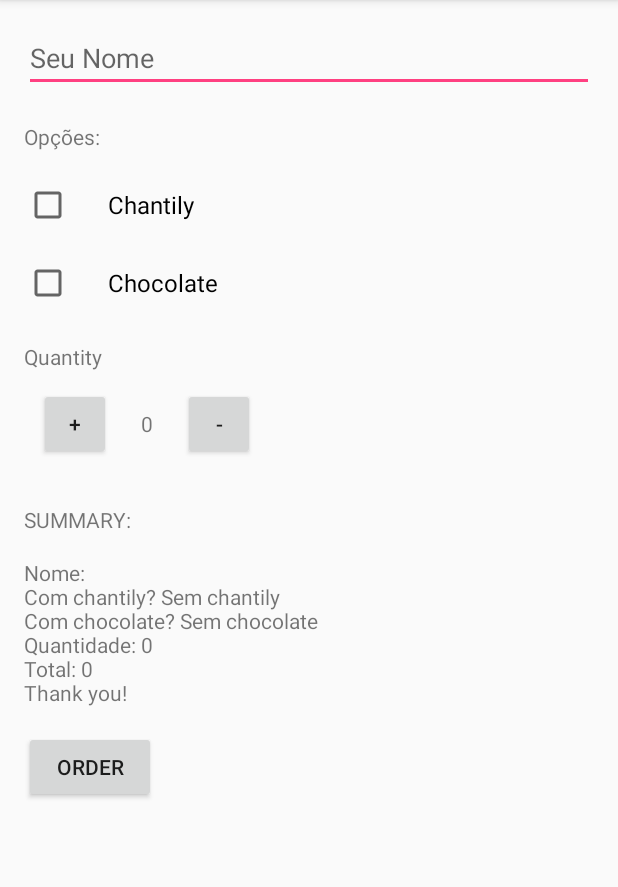
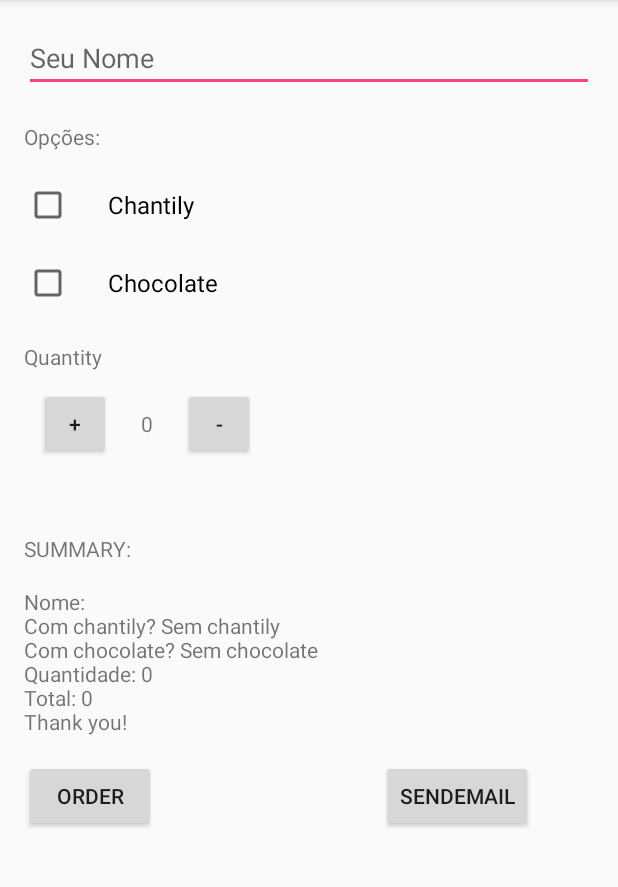
Before and after one commit to arrthur/androidstudyjams, an Android app: the screen it shows after launch (MainActivity), after a tap on "ORDER", on a phone screen of 412 x 824 dp, the part 84-971 px from its top. Run offline under Robolectric (Android 15) with nearby library versions, the phone set to English and light mode, and no system bars; 4 statements that could not run were skipped.

Commit message:
email intent and others

```diff
--- a/MyApplication/app/src/main/java/com/example/adminjta/myapplication/MainActivity.java
+++ b/MyApplication/app/src/main/java/com/example/adminjta/myapplication/MainActivity.java
@@ -1,4 +1,5 @@
 package com.example.adminjta.myapplication;
+import android.content.Intent;
 import android.net.Uri;
 import android.os.Bundle;
 import android.support.v7.app.ActionBarActivity;
@@ -7,6 +8,7 @@ import android.view.View;
 import android.widget.CheckBox;
 import android.widget.EditText;
 import android.widget.TextView;
+import android.widget.Toast;
 
 import com.google.android.gms.appindexing.Action;
 import com.google.android.gms.appindexing.AppIndex;
@@ -19,7 +21,10 @@ import java.text.NumberFormat;
  */
 public class MainActivity extends ActionBarActivity {
     int quantity = 0;
-    int price = 0;
+    int price_coffe = 5;
+    int price_total = 0;
+    int price_chocolate = 5;
+    int price_chantily = 2;
     String ptChocolate = "";
     String ptChantily = "";
     String urName = "";
@@ -53,25 +58,53 @@ public class MainActivity extends ActionBarActivity {
 
     }
 
+    public void sendEmail(View view){
+        Intent intent = new Intent(Intent.ACTION_SENDTO);
+
+        intent.setData(Uri.parse("mailto: arrthurxd@hotmail.com")); // only email apps should handle this
+        intent.putExtra(Intent.EXTRA_TEXT, createOrderSummary());
+        if (intent.resolveActivity(getPackageManager()) != null) {
+            startActivity(intent);
+        }
+
+    }
+
     public void SetCheckBoxs(View view){
         CheckBox chantily = (CheckBox) findViewById(R.id.chantily);
         CheckBox chocolate = (CheckBox) findViewById(R.id.chocolate);
         boolean hasChantily = chantily.isChecked();
         boolean hasChocolate = chocolate.isChecked();
+
+
+        if (hasChocolate){
+            ptChocolate = "Com Chocolate";
+            if (quantity>0){
+                price_total += quantity*price_chocolate;
+            }
+
+        }
+        else {
+            ptChocolate = "Sem chocolate";
+        }
+
         if (hasChantily){
             ptChantily = "Com chantily";
-            price += 2;
+            if (quantity>0){
+                price_total += quantity*price_chantily;
+            }
         }
         else{
             ptChantily = "Sem chantily";
         }
-        if (hasChocolate){
-            ptChocolate = "Com Chocolate";
-            price += 5;
-        }
-        else {
-            ptChocolate = "Sem chocolate";
-        }
+
+    }
+    /**
+     * Calculates the price of the order.
+     *
+     */
+    private int calculatePrice() {
+        price_total = quantity * price_coffe;
+        return price_total;
 
     }
 
@@ -80,18 +113,12 @@ public class MainActivity extends ActionBarActivity {
         summaryMessage+="\nCom chantily? " + ptChantily;
         summaryMessage+="\nCom chocolate? " + ptChocolate;
         summaryMessage+="\nQuantidade: " + quantity;
-        summaryMessage+="\nTotal: " + price;
+        summaryMessage+="\nTotal: " + price_total;
         summaryMessage+="\nThank you!";
 
         return summaryMessage;
     }
-    /**
-     * Calculates the price of the order.
-     *
-     */
-    private void calculatePrice() {
-        price = quantity * 5;
-    }
+
 
     /**
      * This method displays the given text on the screen.
@@ -117,16 +144,27 @@ public class MainActivity extends ActionBarActivity {
 
     public void increment(View view) {
         ;
-        quantity = quantity + 1;
-        displayQuantatiy(quantity);
+        if (quantity<100) {
+            quantity = quantity + 1;
+            displayQuantatiy(quantity);
 
+        }
+        else{
+            Toast.makeText(this, "Você não pode pedir mais de 100 cafés", Toast.LENGTH_SHORT).show();
+
+        }
     }
 
     public void decrement(View view) {
-        ;
-        quantity = quantity - 1;
-        displayQuantatiy(quantity);
+        if (quantity>0) {
+            quantity = quantity - 1;
+            displayQuantatiy(quantity);
 
+        }
+        else{
+            Toast.makeText(this, "Você não pode pedir menos de 0 cafés", Toast.LENGTH_SHORT).show();
+
+        }
     }
 
     @Override
--- a/MyApplication/app/src/main/res/layout/activity_main.xml
+++ b/MyApplication/app/src/main/res/layout/activity_main.xml
@@ -56,7 +56,7 @@
             android:layout_marginBottom="20dp"
             android:layout_width="wrap_content"
             android:layout_height="wrap_content"
-            android:orientation="horizontal">
+            >
 
             <Button
             android:layout_width="48dp"
@@ -84,6 +84,13 @@
             />
         </LinearLayout>
         <TextView
+            android:id="@+id/msg_erro"
+            android:layout_width="wrap_content"
+            android:layout_height="wrap_content"
+            >
+
+        </TextView>
+        <TextView
             android:layout_marginBottom="16dp"
             android:text="Summary:"
             android:layout_width="wrap_content"
@@ -98,12 +105,27 @@
             android:layout_height="wrap_content"
             android:id="@+id/order_summary_text_view"
             />
-        <Button
-            android:text="order"
+
+        <LinearLayout
             android:layout_width="wrap_content"
-            android:layout_height="wrap_content"
-            android:onClick="submitOrder"/>
+            android:layout_height="wrap_content">
+            <Button
+                android:text="order"
+                android:layout_width="wrap_content"
+                android:layout_height="wrap_content"
+                android:onClick="submitOrder"/>
 
+            <Button
+                android:layout_width="wrap_content"
+                android:layout_height="wrap_content"
+                android:text="sendEmail"
+                android:layout_marginLeft="150dp"
+                android:onClick="sendEmail"
+                />
+
+
+        </LinearLayout>
     </LinearLayout>
 
+
 </ScrollView>
```
